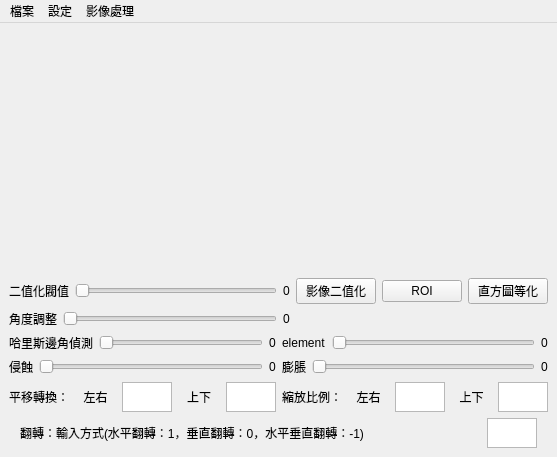
This is design.ui in zxya4215/imageprocessingplatform as Qt 5 draws it before an edit. The edited form follows.
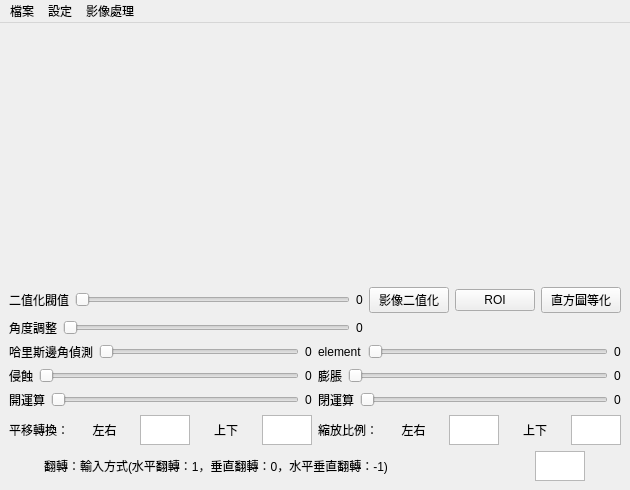
This is the edited form.

Commit message: add closing and opening morphology

```diff
--- a/design.ui
+++ b/design.ui
@@ -6,15 +6,15 @@
    <rect>
     <x>0</x>
     <y>0</y>
-    <width>557</width>
-    <height>457</height>
+    <width>630</width>
+    <height>490</height>
    </rect>
   </property>
   <property name="windowTitle">
    <string>MainWindow</string>
   </property>
   <widget class="QWidget" name="centralwidget">
-   <layout class="QGridLayout" name="gridLayout_12">
+   <layout class="QGridLayout" name="gridLayout_15">
     <item row="1" column="0">
      <layout class="QGridLayout" name="gridLayout">
       <item row="1" column="0">
@@ -140,6 +140,8 @@
      </layout>
     </item>
     <item row="3" column="0" colspan="2">
+     <layout class="QGridLayout" name="gridLayout_14">
+      <item row="0" column="0" colspan="2">
      <layout class="QGridLayout" name="gridLayout_11">
       <item row="0" column="0">
        <layout class="QGridLayout" name="gridLayout_7">
@@ -255,6 +257,64 @@
       </item>
      </layout>
     </item>
+      <item row="1" column="0">
+       <layout class="QGridLayout" name="gridLayout_12">
+        <item row="0" column="0">
+         <widget class="QLabel" name="opening_2">
+          <property name="text">
+           <string>開運算</string>
+          </property>
+         </widget>
+        </item>
+        <item row="0" column="1">
+         <widget class="QSlider" name="openingSlider">
+          <property name="maximum">
+           <number>21</number>
+          </property>
+          <property name="orientation">
+           <enum>Qt::Horizontal</enum>
+          </property>
+         </widget>
+        </item>
+        <item row="0" column="2">
+         <widget class="QLabel" name="opening_val">
+          <property name="text">
+           <string>0</string>
+          </property>
+         </widget>
+        </item>
+       </layout>
+      </item>
+      <item row="1" column="1">
+       <layout class="QGridLayout" name="gridLayout_13">
+        <item row="0" column="0">
+         <widget class="QLabel" name="closing_2">
+          <property name="text">
+           <string>閉運算</string>
+          </property>
+         </widget>
+        </item>
+        <item row="0" column="1">
+         <widget class="QSlider" name="closingSlider">
+          <property name="maximum">
+           <number>21</number>
+          </property>
+          <property name="orientation">
+           <enum>Qt::Horizontal</enum>
+          </property>
+         </widget>
+        </item>
+        <item row="0" column="2">
+         <widget class="QLabel" name="closing_val">
+          <property name="text">
+           <string>0</string>
+          </property>
+         </widget>
+        </item>
+       </layout>
+      </item>
+     </layout>
+    </item>
     <item row="4" column="0" colspan="2">
      <layout class="QGridLayout" name="gridLayout_5">
       <item row="0" column="0">
@@ -414,7 +474,7 @@
     <rect>
      <x>0</x>
      <y>0</y>
-     <width>557</width>
+     <width>630</width>
      <height>25</height>
     </rect>
    </property>
```
Left out of the diff: 76 changed lines with no effect on the pictures. Lines whose indentation alone changed are shown as unchanged. The commit also changes 2 other files.
